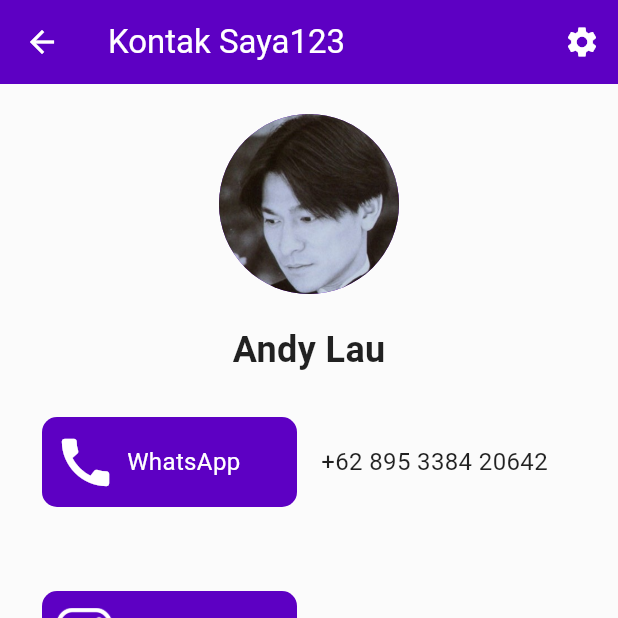
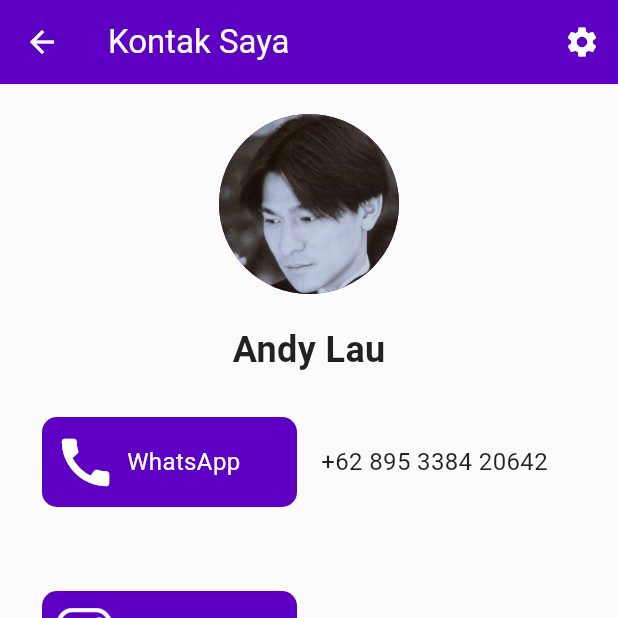
Before and after one commit to Wilson-Tovano/scrum-cakra1, a Flutter app: the ProfilePage screen opened directly, on a phone screen of 412 x 824 dp, the top half of it. Run offline on Flutter 3.47's test engine with Material 3 defaults, Android fonts, the phone set to English and light mode, and no system bars; our stand-ins replace another_flutter_splash_screen, image_picker, table_calendar; missing offline and left inert: mobile_scanner.

Commit message:
commit ke-6 oleh vincent

```diff
--- a/lib/src/pages/profile/index.dart
+++ b/lib/src/pages/profile/index.dart
@@ -10,7 +10,7 @@ class ProfilePage extends StatelessWidget {
   Widget build(BuildContext context) {
     return Scaffold(
       appBar: AppBar(
-        title: const Text('Kontak Saya123'),
+        title: const Text('Kontak Saya'),
         actions: <Widget>[
           IconButton(
             icon: const Icon(
```
